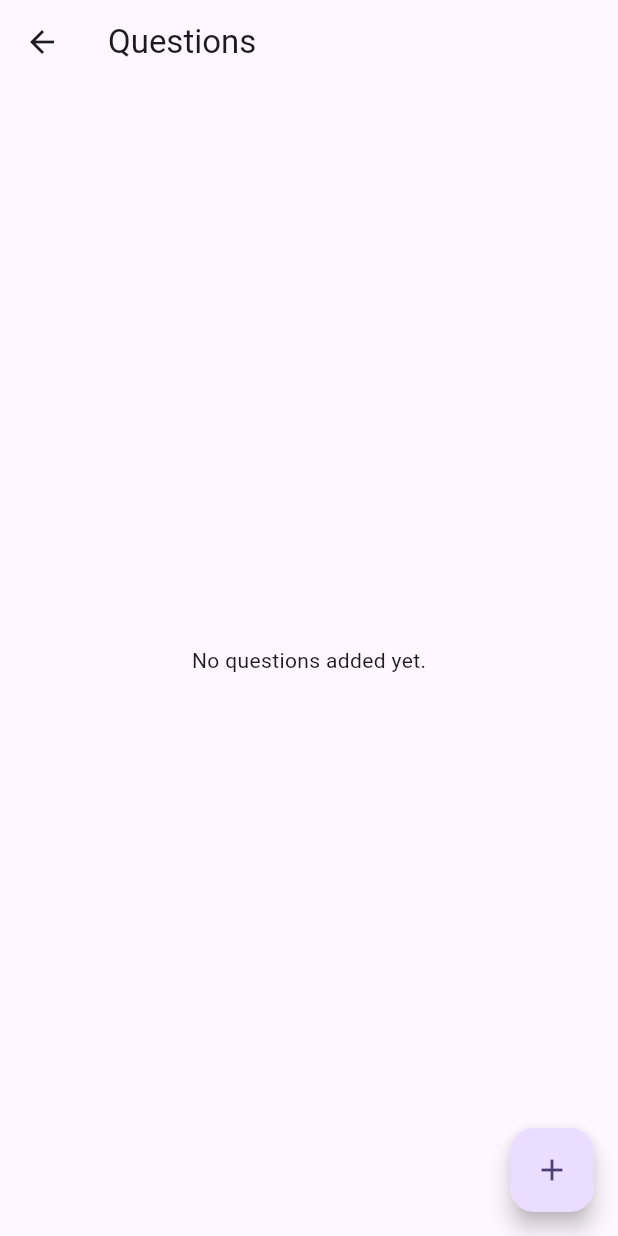
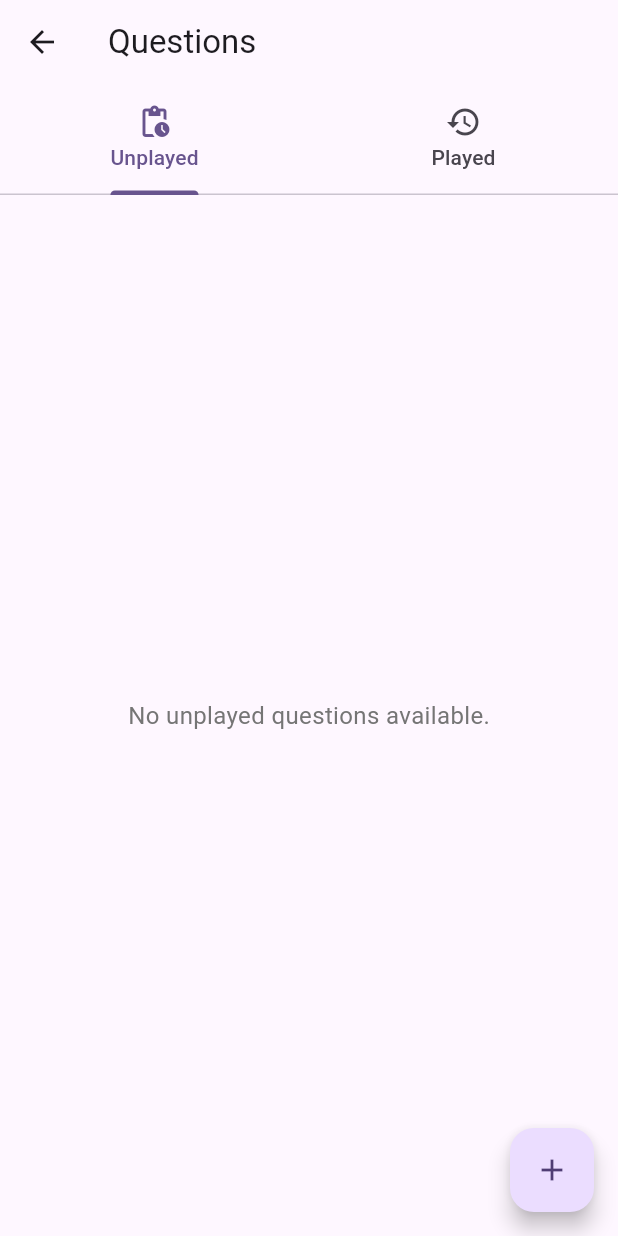
Before and after one commit to symon1289/imposterSMS, a Flutter app: the QuestionsScreen screen opened by its route, on a phone screen of 412 x 824 dp. Run offline on Flutter 3.47's test engine with Material 3 defaults, Android fonts, the phone set to English and light mode, and no system bars; our stand-ins replace audioplayers, hive, hive_flutter, permission_handler; missing offline and left inert: another_telephony; accounts and stored records are empty.

Commit message:
Bump version to 1.3.1+10

```diff
--- a/lib/models/question.dart
+++ b/lib/models/question.dart
@@ -14,8 +14,8 @@ class Question extends HiveObject {
   @HiveField(2)
   String imposterQuestion;
 
-  // Non-persisted field to track if question is played in current session
-  bool isPlayed = false;
+  @HiveField(3)
+  bool isPlayed;
 
   Question({
     required this.id,
--- a/lib/screens/questions_screen.dart
+++ b/lib/screens/questions_screen.dart
@@ -27,7 +27,9 @@ class _QuestionsScreenState extends State<QuestionsScreen> {
     showDialog(
       context: context,
       builder: (context) => AlertDialog(
-        title: Text(question == null ? 'Add Question Pair' : 'Edit Question Pair'),
+        title: Text(
+          question == null ? 'Add Question Pair' : 'Edit Question Pair',
+        ),
         content: Form(
           key: _formKey,
           child: Column(
@@ -35,12 +37,16 @@ class _QuestionsScreenState extends State<QuestionsScreen> {
             children: [
               TextFormField(
                 controller: _crewmateController,
-                decoration: const InputDecoration(labelText: 'Crewmate Question'),
+                decoration: const InputDecoration(
+                  labelText: 'Crewmate Question',
+                ),
                 validator: (value) => value!.isEmpty ? 'Enter question' : null,
               ),
               TextFormField(
                 controller: _imposterController,
-                decoration: const InputDecoration(labelText: 'Imposter Question'),
+                decoration: const InputDecoration(
+                  labelText: 'Imposter Question',
+                ),
                 validator: (value) => value!.isEmpty ? 'Enter question' : null,
               ),
             ],
@@ -54,11 +60,21 @@ class _QuestionsScreenState extends State<QuestionsScreen> {
           ElevatedButton(
             onPressed: () {
               if (_formKey.currentState!.validate()) {
-                final provider = Provider.of<GameProvider>(context, listen: false);
+                final provider = Provider.of<GameProvider>(
+                  context,
+                  listen: false,
+                );
                 if (question == null) {
-                  provider.addQuestion(_crewmateController.text, _imposterController.text);
+                  provider.addQuestion(
+                    _crewmateController.text,
+                    _imposterController.text,
+                  );
                 } else {
-                  provider.updateQuestion(question, _crewmateController.text, _imposterController.text);
+                  provider.updateQuestion(
+                    question,
+                    _crewmateController.text,
+                    _imposterController.text,
+                  );
                 }
                 Navigator.pop(context);
               }
@@ -70,36 +86,71 @@ class _QuestionsScreenState extends State<QuestionsScreen> {
     );
   }
 
-  @override
-  Widget build(BuildContext context) {
-    return Scaffold(
-      appBar: AppBar(
-        title: const Text('Questions'),
+  Widget _buildQuestionList(
+    List<Question> questions,
+    GameProvider provider, {
+    required bool isPlayedList,
+  }) {
+    if (questions.isEmpty) {
+      return Center(
+        child: Text(
+          isPlayedList
+              ? 'No played questions yet.'
+              : 'No unplayed questions available.',
+          style: TextStyle(color: Colors.grey[600], fontSize: 16),
         ),
-      body: Consumer<GameProvider>(
-        builder: (context, provider, child) {
-          if (provider.questions.isEmpty) {
-            return const Center(child: Text('No questions added yet.'));
+      );
     }
+
     return ListView.builder(
-            itemCount: provider.questions.length,
+      padding: const EdgeInsets.only(bottom: 80),
+      itemCount: questions.length,
       itemBuilder: (context, index) {
-              final question = provider.questions[index];
+        final question = questions[index];
         return Card(
-                margin: const EdgeInsets.all(8.0),
+          margin: const EdgeInsets.symmetric(horizontal: 12.0, vertical: 6.0),
+          elevation: 2,
           child: ListTile(
-                  title: Text('C: ${question.crewmateQuestion}'),
-                  subtitle: Text('I: ${question.imposterQuestion}'),
+            contentPadding: const EdgeInsets.symmetric(
+              horizontal: 16.0,
+              vertical: 8.0,
+            ),
+            title: Text(
+              'C: ${question.crewmateQuestion}',
+              style: const TextStyle(fontWeight: FontWeight.bold),
+            ),
+            subtitle: Column(
+              crossAxisAlignment: CrossAxisAlignment.start,
+              children: [
+                const SizedBox(height: 4),
+                Text('I: ${question.imposterQuestion}'),
+              ],
+            ),
             trailing: Row(
               mainAxisSize: MainAxisSize.min,
               children: [
+                // Toggle Played Status
+                Tooltip(
+                  message: isPlayedList ? 'Mark as Unplayed' : 'Mark as Played',
+                  child: IconButton(
+                    icon: Icon(
+                      isPlayedList
+                          ? Icons.replay_circle_filled
+                          : Icons.check_circle_outline,
+                      color: isPlayedList ? Colors.orange : Colors.green,
+                    ),
+                    onPressed: () => provider.toggleQuestionPlayed(question),
+                  ),
+                ),
+                // Edit
                 IconButton(
-                        icon: const Icon(Icons.edit),
+                  icon: const Icon(Icons.edit, color: Colors.blue),
                   onPressed: () => _showAddEditDialog(question),
                 ),
+                // Delete
                 IconButton(
-                        icon: const Icon(Icons.delete),
-                        onPressed: () => provider.deleteQuestion(question),
+                  icon: const Icon(Icons.delete, color: Colors.red),
+                  onPressed: () => _confirmDelete(context, provider, question),
                 ),
               ],
             ),
@@ -107,12 +158,69 @@ class _QuestionsScreenState extends State<QuestionsScreen> {
         );
       },
     );
+  }
+
+  void _confirmDelete(
+    BuildContext context,
+    GameProvider provider,
+    Question question,
+  ) {
+    showDialog(
+      context: context,
+      builder: (ctx) => AlertDialog(
+        title: const Text('Delete Question?'),
+        content: const Text('Are you sure you want to delete this question?'),
+        actions: [
+          TextButton(
+            onPressed: () => Navigator.pop(ctx),
+            child: const Text('Cancel'),
+          ),
+          TextButton(
+            onPressed: () {
+              provider.deleteQuestion(question);
+              Navigator.pop(ctx);
+            },
+            child: const Text('Delete', style: TextStyle(color: Colors.red)),
+          ),
+        ],
+      ),
+    );
+  }
+
+  @override
+  Widget build(BuildContext context) {
+    return DefaultTabController(
+      length: 2,
+      child: Scaffold(
+        appBar: AppBar(
+          title: const Text('Questions'),
+          bottom: const TabBar(
+            tabs: [
+              Tab(text: 'Unplayed', icon: Icon(Icons.pending_actions)),
+              Tab(text: 'Played', icon: Icon(Icons.history)),
+            ],
+          ),
+        ),
+        body: Consumer<GameProvider>(
+          builder: (context, provider, child) {
+            final unplayed = provider.questions
+                .where((q) => !q.isPlayed)
+                .toList();
+            final played = provider.questions.where((q) => q.isPlayed).toList();
+
+            return TabBarView(
+              children: [
+                _buildQuestionList(unplayed, provider, isPlayedList: false),
+                _buildQuestionList(played, provider, isPlayedList: true),
+              ],
+            );
           },
         ),
         floatingActionButton: FloatingActionButton(
           onPressed: () => _showAddEditDialog(),
           child: const Icon(Icons.add),
         ),
+      ),
     );
   }
 }
--- a/pubspec.yaml
+++ b/pubspec.yaml
@@ -16,7 +16,7 @@ publish_to: 'none' # Remove this line if you wish to publish to pub.dev
 # https://developer.apple.com/library/archive/documentation/General/Reference/InfoPlistKeyReference/Articles/CoreFoundationKeys.html
 # In Windows, build-name is used as the major, minor, and patch parts
 # of the product and file versions while build-number is used as the build suffix.
-version: 1.3.0+9
+version: 1.3.1+10
 
 environment:
   sdk: ^3.10.1
```
Also changed, not shown: lib/providers/game_provider.dart (+7 -0 lines), lib/models/question.g.dart. Lines whose indentation alone changed are shown as unchanged.
